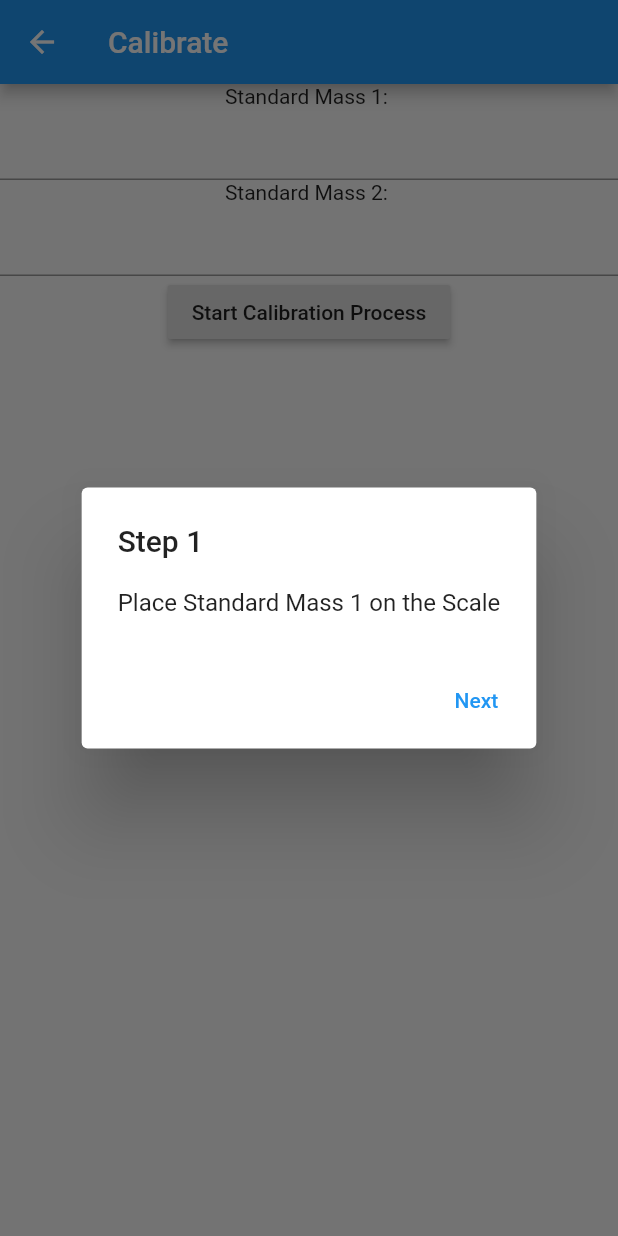
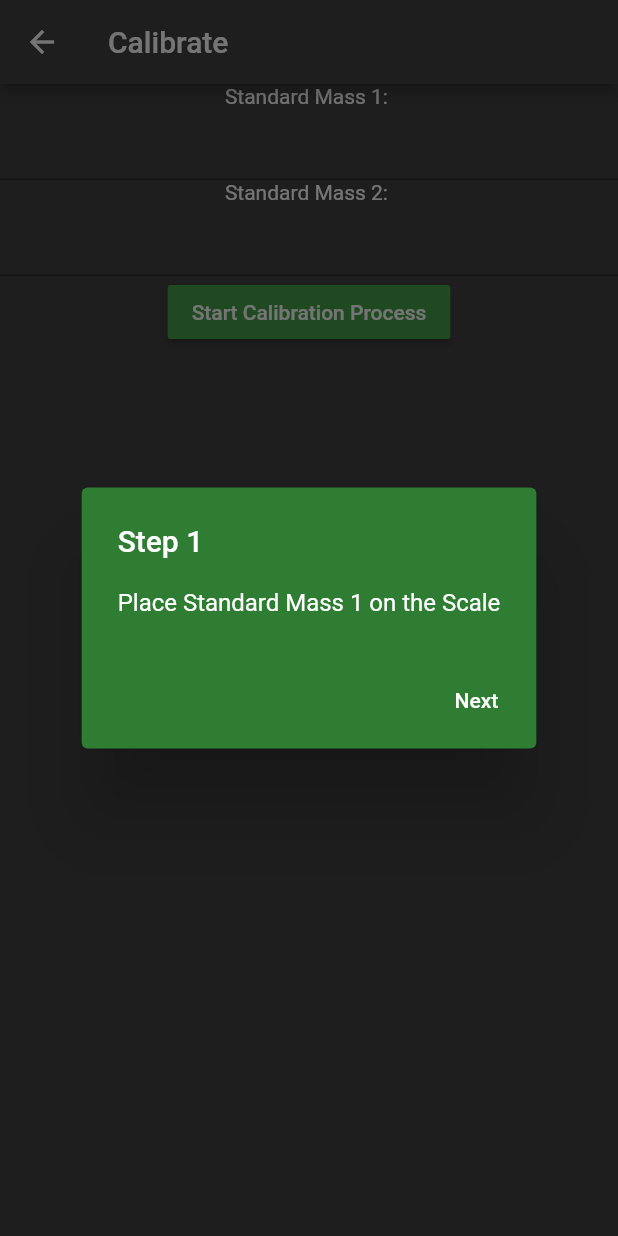
Before and after one commit to enrique-ramkissoon/esp32_diagnostics_app, a Flutter app: the CalibrateRoute screen opened by its route, after a tap on "Start Calibration Process", on a phone screen of 412 x 824 dp. Run offline on Flutter 3.47's test engine with Material 2 defaults, Android fonts, the phone set to English and light mode, and no system bars; our stand-ins replace charts_flutter, flutter_blue; statements that could not run were skipped.

Commit message:
Improved UI of calibration page

```diff
--- a/lib/CalibrateRoute.dart
+++ b/lib/CalibrateRoute.dart
@@ -41,19 +41,22 @@ class CalibrateState extends State<CalibrateRoute>{
       },
 
       child: Scaffold(
-        appBar: new AppBar(title: Text("Calibrate")),
+        appBar: new AppBar(title: Text("Calibrate"),backgroundColor: Colors.grey[800],),
+
+        backgroundColor: Colors.grey[800],
 
         body: Center(
           child: Column(
             children: [
-              Text('Standard Mass 1: '),
-              TextField(controller: sm1Controller,),
-              Text('Standard Mass 2: '),
-              TextField(controller: sm2Controller,),
+              Text('Standard Mass 1: ', style: TextStyle(color: Colors.white)),
+              TextField(controller: sm1Controller, cursorColor: Colors.white, style: TextStyle(color: Colors.white)),
+              Text('Standard Mass 2: ', style: TextStyle(color: Colors.white)),
+              TextField(controller: sm2Controller, cursorColor: Colors.white, style: TextStyle(color: Colors.white)),
 
 
               RaisedButton(
-                child: Text('Start Calibration Process'),
+                child: Text('Start Calibration Process', style: TextStyle(color: Colors.white)),
+                color: Colors.green[600],
                 onPressed: () async {
                   await step1();
 
@@ -108,17 +111,18 @@ class CalibrateState extends State<CalibrateRoute>{
       barrierDismissible: false, // user must tap button!
       builder: (BuildContext context) {
         return AlertDialog(
-          title: Text('Step 1'),
+          backgroundColor: Colors.green[800],
+          title: Text('Step 1', style: TextStyle(color: Colors.white)),
           content: SingleChildScrollView(
             child: ListBody(
               children: <Widget>[
-                Text('Place Standard Mass 1 on the Scale'),
+                Text('Place Standard Mass 1 on the Scale', style: TextStyle(color: Colors.white)),
               ],
             ),
           ),
           actions: <Widget>[
             TextButton(
-              child: Text('Next'),
+              child: Text('Next', style: TextStyle(color: Colors.white)),
               onPressed: () {
                 Navigator.of(context).pop();
               },
@@ -136,17 +140,20 @@ class CalibrateState extends State<CalibrateRoute>{
       barrierDismissible: false, // user must tap button!
       builder: (BuildContext context) {
         return AlertDialog(
-          title: Text('Step 2'),
+
+          backgroundColor: Colors.green[800],
+
+          title: Text('Step 2', style: TextStyle(color: Colors.white)),
           content: SingleChildScrollView(
             child: ListBody(
               children: <Widget>[
-                Text('Place Standard Mass 2 on the Scale'),
+                Text('Place Standard Mass 2 on the Scale', style: TextStyle(color: Colors.white)),
               ],
             ),
           ),
           actions: <Widget>[
             TextButton(
-              child: Text('Next'),
+              child: Text('Next', style: TextStyle(color: Colors.white)),
               onPressed: () {
                 Navigator.of(context).pop();
               },
@@ -163,24 +170,27 @@ class CalibrateState extends State<CalibrateRoute>{
       barrierDismissible: false, // user must tap button!
       builder: (BuildContext context) {
         return AlertDialog(
-          title: Text('Step 3'),
+
+          backgroundColor: Colors.green[800],
+
+          title: Text('Step 3', style: TextStyle(color: Colors.white)),
           content: SingleChildScrollView(
             child: ListBody(
               children: <Widget>[
-                Text('Calculated Calibration Factor = ' + cf.toString()),
+                Text('Calculated Calibration Factor = ' + cf.toString(), style: TextStyle(color: Colors.white)),
               ],
             ),
           ),
           actions: <Widget>[
             TextButton(
-              child: Text('Calibrate'),
+              child: Text('Calibrate', style: TextStyle(color: Colors.white)),
               onPressed: () {
                 Navigator.of(context).pop();
               },
             ),
 
             TextButton(
-              child: Text('Cancel'),
+              child: Text('Cancel', style: TextStyle(color: Colors.white)),
               onPressed: () {
                 calibrationFactor = -1;
                 Navigator.of(context).pop();
```
